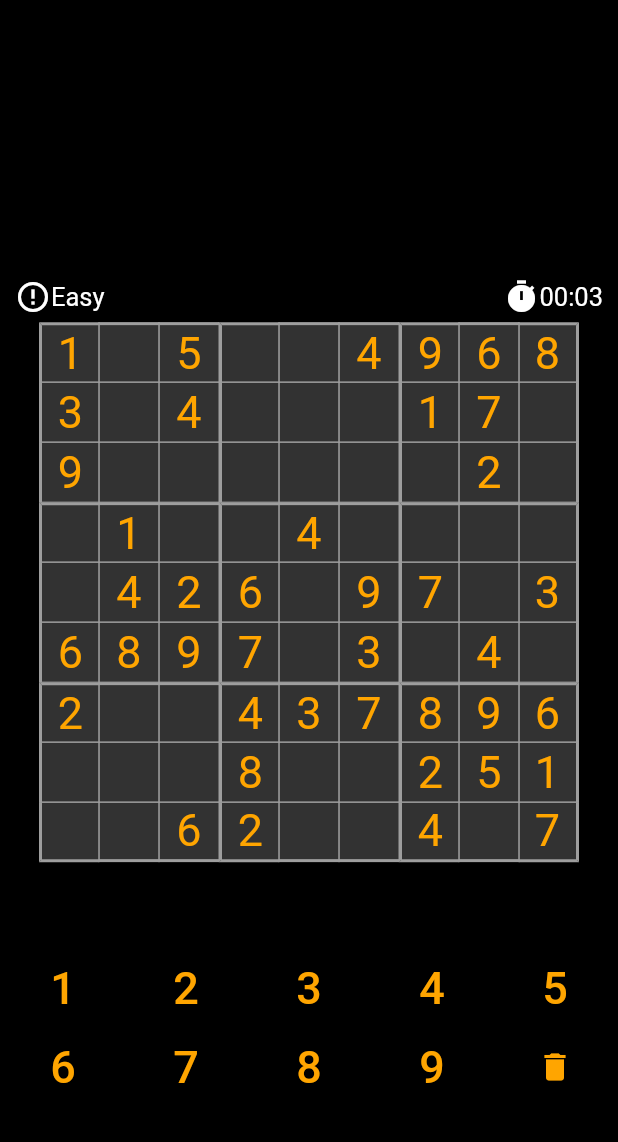
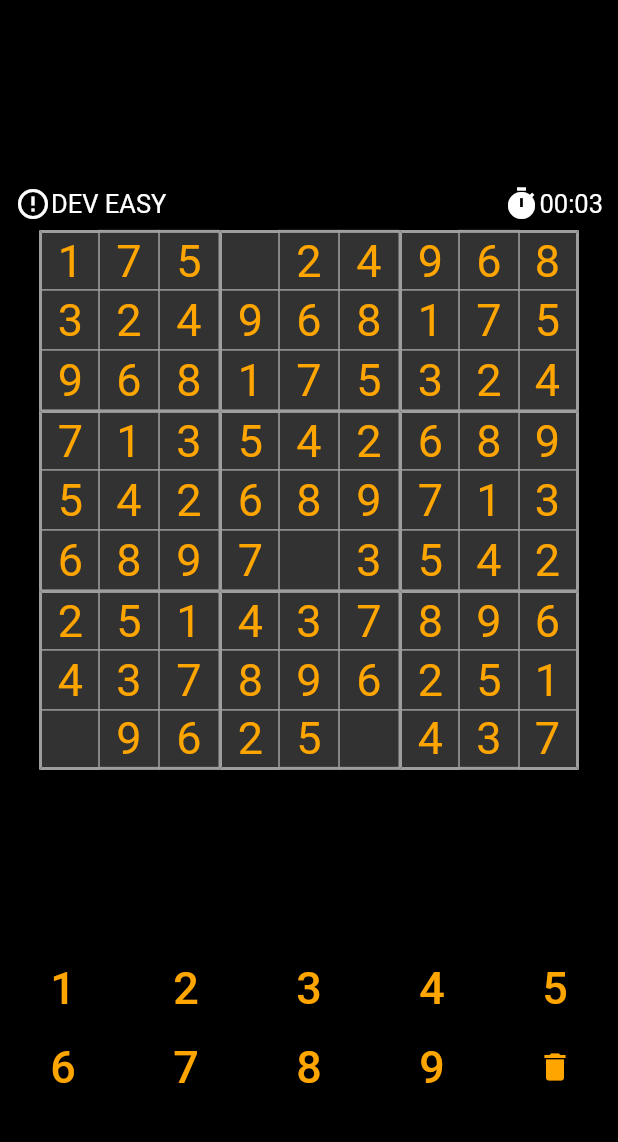
Before and after one commit to cosminstn/sudoku-hub, a Flutter app: the PlayPage screen opened directly, after a tap on the "delete" icon, on a phone screen of 412 x 824 dp, the part 84-1226 px from its top. Run offline on Flutter 3.47's test engine with Material 2 defaults, Android fonts, the phone set to English and light mode, and no system bars; our stand-ins replace cloud_firestore, equatable, firebase_auth, google_sign_in; missing offline and left inert: ordered_set; accounts and stored records are empty.

Commit message:
Added a new page to redirect to when the game's won; configured cloud_firestore; added a button to upload the game recording after the game was won (still not implemented)

```diff
--- a/lib/api/models/game.dart
+++ b/lib/api/models/game.dart
@@ -28,11 +28,13 @@ class Game {
   }
 }
 
-enum GameDifficulty { EASY, MEDIUM, HARD, EVIL }
+enum GameDifficulty { DEV_EASY, EASY, MEDIUM, HARD, EVIL }
 
 extension GameDifficultyExtension on GameDifficulty {
   int get minClues {
     switch (this) {
+      case GameDifficulty.DEV_EASY:
+        return 77;
       case GameDifficulty.EASY:
         return 36;
       case GameDifficulty.MEDIUM:
@@ -48,6 +50,8 @@ extension GameDifficultyExtension on GameDifficulty {
 
   int get maxClues {
     switch (this) {
+      case GameDifficulty.DEV_EASY:
+        return 80;
       case GameDifficulty.EASY:
         return 46;
       case GameDifficulty.MEDIUM:
@@ -63,6 +67,8 @@ extension GameDifficultyExtension on GameDifficulty {
 
   String get value {
     switch (this) {
+      case GameDifficulty.DEV_EASY:
+        return 'DEV EASY';
       case GameDifficulty.EASY:
         return 'Easy';
       case GameDifficulty.MEDIUM:
--- a/lib/main.dart
+++ b/lib/main.dart
@@ -7,7 +7,7 @@ class MyApp extends StatelessWidget {
   @override
   Widget build(BuildContext context) {
     return MaterialApp(
-      title: 'Flutter Login',
+      title: 'Sudoku Hub',
       theme: ThemeData(
           primarySwatch: Colors.blue,
           primaryColor: Color(0xffffa500),
--- a/lib/pages/play_page.dart
+++ b/lib/pages/play_page.dart
@@ -7,6 +7,7 @@ import 'dart:async';
 import 'package:flutter/widgets.dart';
 import 'package:sudoku_plus/api/puzzle.dart';
 import 'package:sudoku_plus/models/GameRecording.dart';
+import 'package:sudoku_plus/pages/won_page.dart';
 
 class PlayPage extends StatefulWidget {
   final double fieldSize = 40;
@@ -58,7 +59,7 @@ class _PlayPageState extends State<PlayPage> {
     if (game != null) {
       return;
     }
-    game = await generate(difficulty: GameDifficulty.EASY);
+    game = await generate(difficulty: GameDifficulty.DEV_EASY);
     focussed = null;
     win = false;
     finished = false;
@@ -85,6 +86,7 @@ class _PlayPageState extends State<PlayPage> {
       if (game.win()) {
         setState(() {
           win = true;
+          // redirect to
         });
       }
     }
@@ -116,14 +118,7 @@ class _PlayPageState extends State<PlayPage> {
           // Row(
           //   mainAxisAlignment: MainAxisAlignment.end,
           //   children: <Widget>[
-          //     Padding(
-          //         padding:
-          //             const EdgeInsets.symmetric(vertical: 32, horizontal: 8),
-          //         child: IconButton(
-          //           icon: Icon(Icons.autorenew),
-          //           onPressed: () =>
-          //               setState(() async => await checkGameInitializedAsync()),
-          //         ))
+
           //   ],
           // ),
           Column(
@@ -132,17 +127,11 @@ class _PlayPageState extends State<PlayPage> {
             children: <Widget>[
               // Win text
 
-              Row(
-                  mainAxisAlignment: MainAxisAlignment.center,
-                  children: <Widget>[
-                    Padding(
-                      padding: const EdgeInsets.all(50.0),
-                      child: Text(!win ? '' : "Congratulations, you won!",
-                          style: TextStyle(
-                              fontSize: 20,
-                              color: win ? Colors.green : Colors.white)),
-                    )
-                  ]),
+              // Row(
+              //     mainAxisAlignment: MainAxisAlignment.center,
+              //     children: <Widget>[
+              //
+              //     ]),
               Expanded(
                   child: Center(
                 child:
@@ -333,6 +322,10 @@ class _PlayPageState extends State<PlayPage> {
                     focussed = null;
                   });
                   checkBoard();
+                  if (win) {
+                    Navigator.of(context).pushReplacement(MaterialPageRoute(
+                        builder: (BuildContext context) => WonPage()));
+                  }
                 },
               ),
             );
--- a/pubspec.yaml
+++ b/pubspec.yaml
@@ -33,6 +33,9 @@ dependencies:
     ordered_set: ^2.0.0
     # Used to simplify overriding: == and hashCode
     equatable: ^1.2.3
+    # Aparent firebase_core nu e necesar pentru cloud_firestore. E necesar doar daca vrem sa ne conectam la aplicatii firebase diferite.
+    firebase_core: ^0.4.5
+    cloud_firestore: ^0.13.7
 
 dev_dependencies:
     flutter_test:
```
Also changed, not shown: lib/pages/hub_page.dart (added, +58 -0 lines), lib/pages/won_page.dart (added, +53 -0 lines), lib/pages/statistics_page.dart (line endings or trailing spaces), pubspec.lock.
